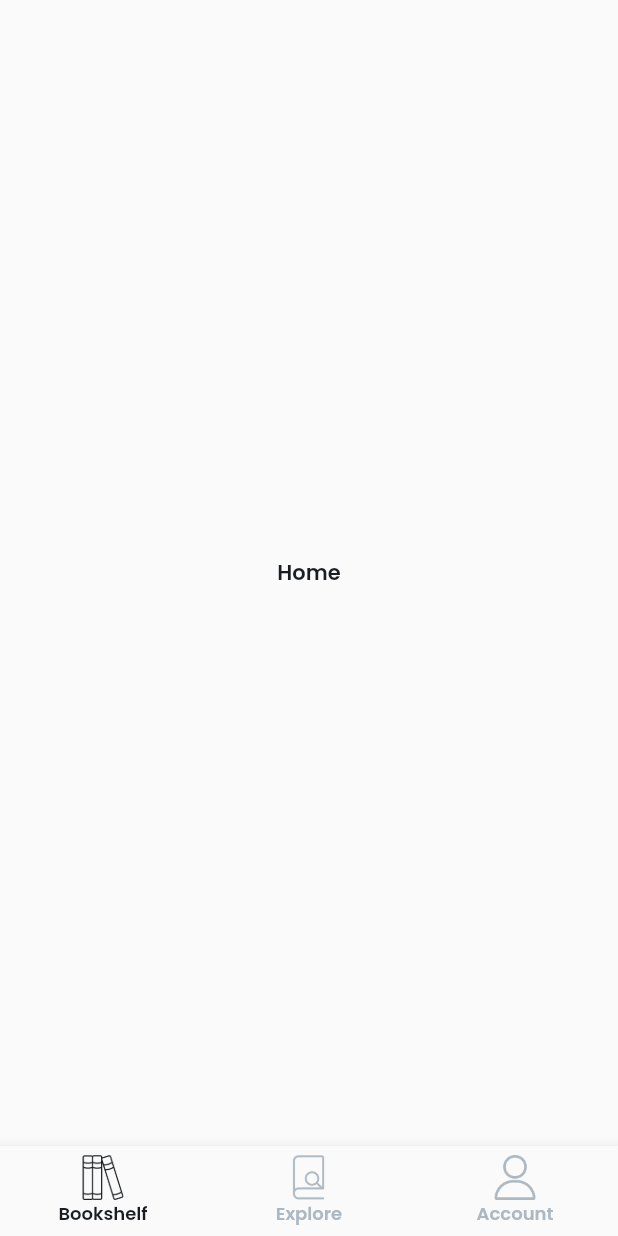
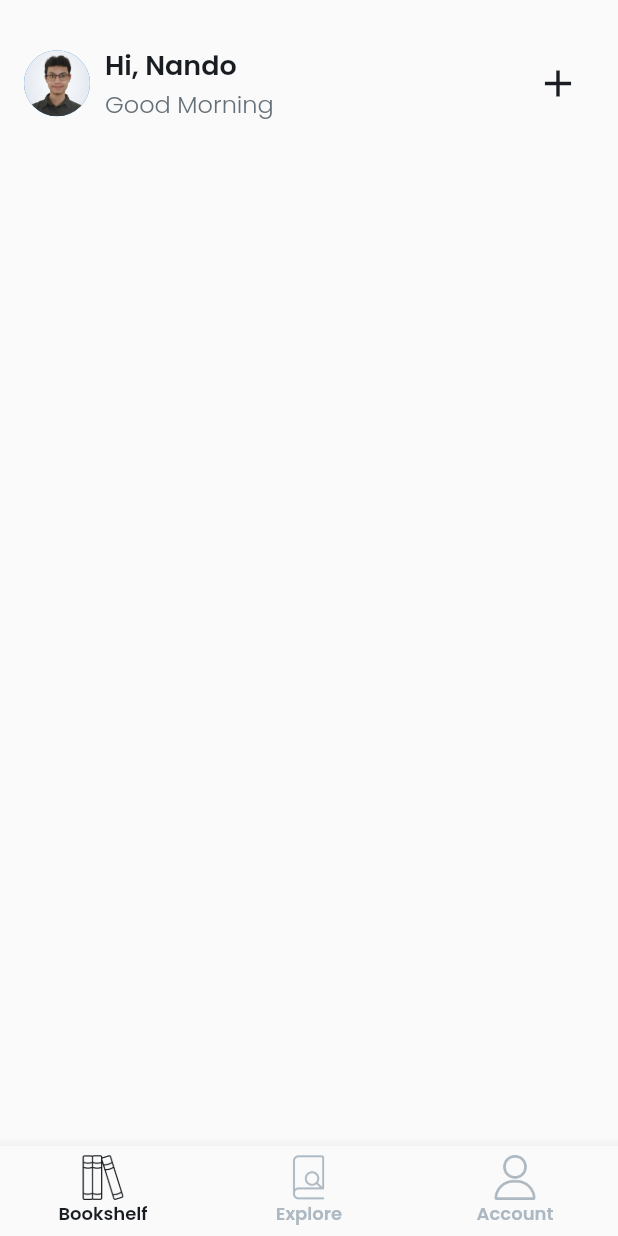
Before and after one commit to fernandoptr/flutter-bookshelf-app, a Flutter app: the screen it shows after launch, on a phone screen of 412 x 824 dp. Run offline on Flutter 3.47's test engine with Material 2 defaults, Android fonts, the light colour scheme and no system bars; our stand-ins replace google_fonts.

Commit message:
Created user header

```diff
--- /dev/null
+++ b/lib/components/reading_list.dart
@@ -0,0 +1,29 @@
+import 'package:bookshelf_app/components/user_header.dart';
+import 'package:flutter/material.dart';
+
+class ReadingList extends StatelessWidget {
+  const ReadingList({Key? key}) : super(key: key);
+
+  @override
+  Widget build(BuildContext context) {
+    return Padding(
+      padding: const EdgeInsets.only(
+        left: 16,
+        right: 16,
+        top: 30,
+      ),
+      child: Column(
+        crossAxisAlignment: CrossAxisAlignment.start,
+        children: [
+          const UserHeader(
+            userName: "Hi, Nando",
+            greet: "Good Morning",
+            imageProvider: AssetImage('assets/images/profile-pic.jpg'),
+          ),
+          const SizedBox(height: 16),
+          Container(),
+        ],
+      ),
+    );
+  }
+}
--- /dev/null
+++ b/lib/components/user_header.dart
@@ -0,0 +1,57 @@
+import 'package:bookshelf_app/theme.dart';
+import 'package:flutter/material.dart';
+
+class UserHeader extends StatelessWidget {
+  final String userName;
+  final String greet;
+  final ImageProvider? imageProvider;
+
+  const UserHeader(
+      {Key? key,
+      required this.userName,
+      required this.greet,
+      this.imageProvider})
+      : super(key: key);
+
+  @override
+  Widget build(BuildContext context) {
+    return Row(
+      mainAxisAlignment: MainAxisAlignment.spaceBetween,
+      children: [
+        Row(
+          children: [
+            CircleAvatar(
+              radius: 22,
+              backgroundImage: imageProvider,
+            ),
+            const SizedBox(
+              width: 10,
+            ),
+            Column(
+              crossAxisAlignment: CrossAxisAlignment.start,
+              children: [
+                Text(
+                  userName,
+                  style: BookShelfTheme.lightTextTheme.headline4,
+                ),
+                Text(
+                  greet,
+                  style: BookShelfTheme.lightTextTheme.headline5!.copyWith(
+                      color: BookShelfTheme.ink02, fontWeight: FontWeight.w300),
+                )
+              ],
+            ),
+          ],
+        ),
+        IconButton(
+          // ignore: avoid_returning_null_for_void
+          onPressed: () => null,
+          // 4 NOTE: Set the icon, size and color of the icon.
+          icon: const Icon(Icons.add),
+          iconSize: 30,
+          color: BookShelfTheme.ink01,
+        ),
+      ],
+    );
+  }
+}
--- a/lib/main.dart
+++ b/lib/main.dart
@@ -1,4 +1,4 @@
-import 'package:bookshelf_app/screens/bottom_nav_bar.dart';
+import 'package:bookshelf_app/components/bottom_nav_bar.dart';
 import 'package:flutter/material.dart';
 import 'theme.dart';
 
--- a/lib/screens/bookshelf_screen.dart
+++ b/lib/screens/bookshelf_screen.dart
@@ -1,3 +1,4 @@
+import 'package:bookshelf_app/components/reading_list.dart';
 import 'package:flutter/material.dart';
 
 class BookshelfScreen extends StatelessWidget {
@@ -6,11 +7,14 @@ class BookshelfScreen extends StatelessWidget {
   @override
   Widget build(BuildContext context) {
     return Scaffold(
-      body: Center(
-        child: Text(
-          'Home',
-          style: Theme.of(context).textTheme.bodyText1,
-        ),
+      body: ListView(
+        scrollDirection: Axis.vertical,
+        children: const [
+          ReadingList(),
+          SizedBox(
+            width: 16,
+          )
+        ],
       ),
     );
   }
```
Also changed, not shown: lib/components/bottom_nav_bar.dart (renamed from lib/screens/bottom_nav_bar.dart).
